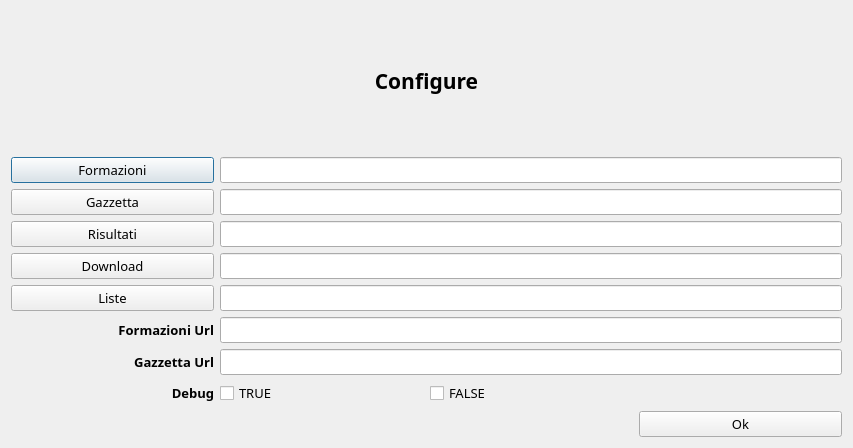
Above: src/IniFilePopulator.ui from wdastru/FantaCalcGui before the change. Below: the same form after it.
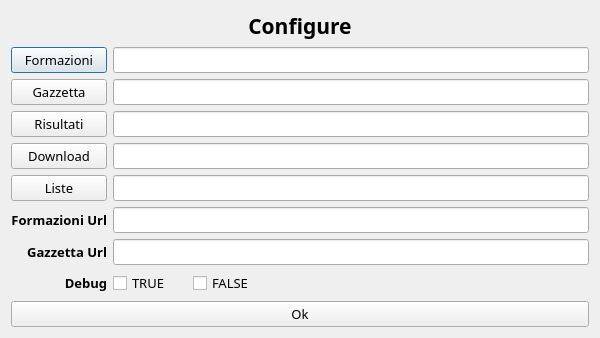
That is the form after the change.

Commit message: IniFilePopulator e NoNetFileDialog OK

```diff
--- a/src/IniFilePopulator.ui
+++ b/src/IniFilePopulator.ui
@@ -6,16 +6,28 @@
    <rect>
     <x>0</x>
     <y>0</y>
-    <width>853</width>
-    <height>448</height>
+    <width>600</width>
+    <height>336</height>
    </rect>
   </property>
+  <property name="sizePolicy">
+   <sizepolicy hsizetype="Preferred" vsizetype="Fixed">
+    <horstretch>0</horstretch>
+    <verstretch>0</verstretch>
+   </sizepolicy>
+  </property>
   <property name="minimumSize">
    <size>
     <width>600</width>
     <height>0</height>
    </size>
   </property>
+  <property name="maximumSize">
+   <size>
+    <width>16777215</width>
+    <height>336</height>
+   </size>
+  </property>
   <property name="font">
    <font>
     <family>Candara</family>
@@ -33,7 +45,7 @@
      </property>
     </widget>
    </item>
-   <item row="2" column="2" colspan="3">
+   <item row="2" column="2" colspan="6">
     <widget class="QLineEdit" name="formazioniLineEdit">
      <property name="enabled">
       <bool>true</bool>
@@ -54,7 +66,7 @@
      </property>
     </widget>
    </item>
-   <item row="3" column="2" colspan="3">
+   <item row="3" column="2" colspan="6">
     <widget class="QLineEdit" name="gazzettaLineEdit">
      <property name="styleSheet">
       <string notr="true">border-color: rgb(255, 0, 0);
@@ -72,7 +84,7 @@
      </property>
     </widget>
    </item>
-   <item row="4" column="2" colspan="3">
+   <item row="4" column="2" colspan="6">
     <widget class="QLineEdit" name="risultatiLineEdit">
      <property name="styleSheet">
       <string notr="true">border-color: rgb(255, 0, 0);
@@ -90,7 +102,7 @@
      </property>
     </widget>
    </item>
-   <item row="5" column="2" colspan="3">
+   <item row="5" column="2" colspan="6">
     <widget class="QLineEdit" name="downloadLineEdit">
      <property name="styleSheet">
       <string notr="true">border-color: rgb(255, 0, 0);
@@ -108,7 +120,7 @@
      </property>
     </widget>
    </item>
-   <item row="6" column="2" colspan="3">
+   <item row="6" column="2" colspan="6">
     <widget class="QLineEdit" name="listeLineEdit">
      <property name="minimumSize">
       <size>
@@ -141,7 +153,7 @@
      </property>
     </widget>
    </item>
-   <item row="7" column="2" colspan="3">
+   <item row="7" column="2" colspan="6">
     <widget class="QLineEdit" name="formazioniUrlLineEdit">
      <property name="styleSheet">
       <string notr="true">border-color: rgb(255, 0, 0);
@@ -165,7 +177,7 @@
      </property>
     </widget>
    </item>
-   <item row="8" column="2" colspan="3">
+   <item row="8" column="2" colspan="6">
     <widget class="QLineEdit" name="gazzettaUrlLineEdit">
      <property name="styleSheet">
       <string notr="true">border-color: rgb(255, 0, 0);
@@ -199,35 +211,18 @@
      </attribute>
     </widget>
    </item>
-   <item row="9" column="3">
-    <widget class="QCheckBox" name="falseCheckBox">
-     <property name="text">
-      <string>FALSE</string>
-     </property>
-     <attribute name="buttonGroup">
-      <string>trueFalseButtonGroup</string>
-     </attribute>
-    </widget>
-   </item>
-   <item row="10" column="4">
-    <widget class="QPushButton" name="okButton">
-     <property name="text">
-      <string>Ok</string>
-     </property>
-    </widget>
-   </item>
-   <item row="0" column="1" colspan="4">
+   <item row="0" column="1" colspan="7">
     <widget class="QLabel" name="label">
-     <property name="sizePolicy">
-      <sizepolicy hsizetype="Preferred" vsizetype="Minimum">
-       <horstretch>0</horstretch>
-       <verstretch>0</verstretch>
-      </sizepolicy>
-     </property>
      <property name="minimumSize">
       <size>
        <width>0</width>
-       <height>131</height>
+       <height>0</height>
+      </size>
+     </property>
+     <property name="maximumSize">
+      <size>
+       <width>16777215</width>
+       <height>50</height>
       </size>
      </property>
      <property name="font">
@@ -245,6 +240,23 @@
      </property>
     </widget>
    </item>
+   <item row="10" column="1" colspan="7">
+    <widget class="QPushButton" name="okButton">
+     <property name="text">
+      <string>Ok</string>
+     </property>
+    </widget>
+   </item>
+   <item row="9" column="3">
+    <widget class="QCheckBox" name="falseCheckBox">
+     <property name="text">
+      <string>FALSE</string>
+     </property>
+     <attribute name="buttonGroup">
+      <string>trueFalseButtonGroup</string>
+     </attribute>
+    </widget>
+   </item>
   </layout>
  </widget>
  <layoutdefault spacing="6" margin="11"/>
```
The commit also changes 2 other files.
